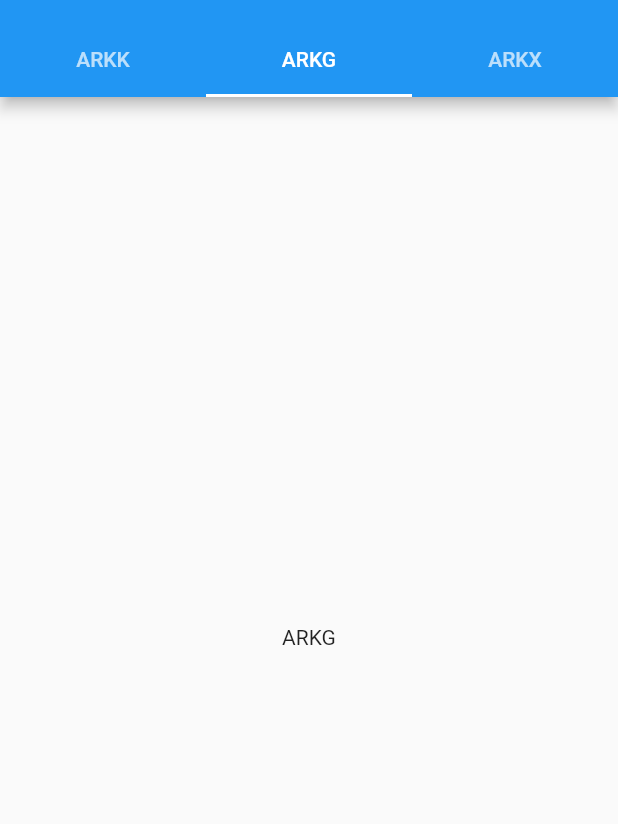
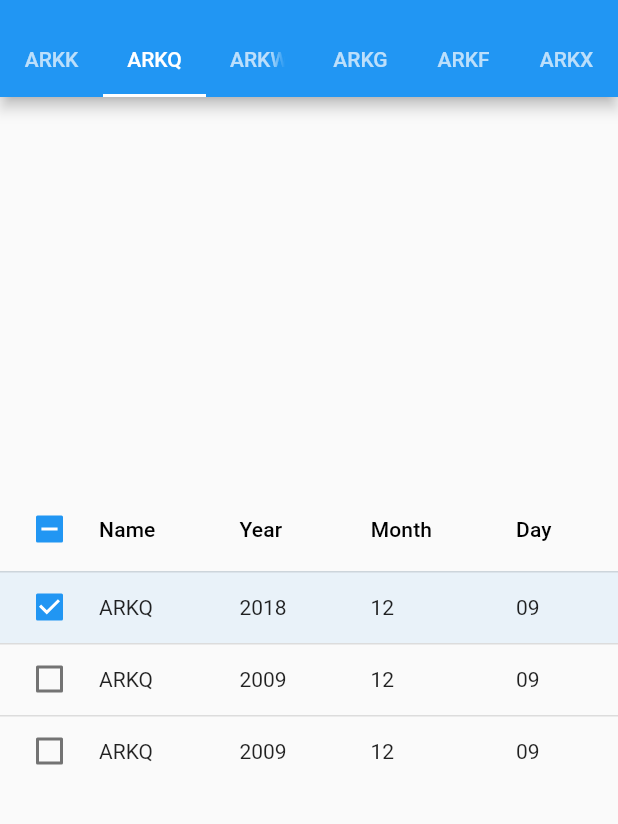
Before and after one commit to mLiXin/flutter_ark_track, a Flutter app: the screen it shows after launch, tab 2 chosen, on a phone screen of 412 x 824 dp, the part 59-883 px from its top. Run offline on Flutter 3.47's test engine with Material 2 defaults, Android fonts, the phone set to English and light mode, and no system bars.

Commit message:
feat：架子

```diff
--- /dev/null
+++ b/lib/data/static/page_data.dart
@@ -0,0 +1 @@
+const List FUND_LIST = ["ARKK","ARKQ","ARKW","ARKG","ARKF","ARKX"];
--- a/lib/module/home_page.dart
+++ b/lib/module/home_page.dart
@@ -1,5 +1,5 @@
 import 'package:flutter/material.dart';
-import 'package:responsive_builder/responsive_builder.dart';
+import 'package:flutter_ark_track/data/static/page_data.dart';
 
 class HomePage extends StatefulWidget {
   @override
@@ -13,28 +13,41 @@
 
   @override
   Widget build(BuildContext context) {
-    return ResponsiveBuilder(
-      builder: (context,sizeIndexformation) {
-        if (sizeIndexformation.isTablet) {
-          return Center(child: Text("you are web"),);
-        } else {
     return DefaultTabController(
-            length: 3,
+      length: FUND_LIST.length,
       child: Scaffold(
         appBar: AppBar(
           title: Text("Track Demo"),
           centerTitle: true,
           bottom: TabBar(
-                  tabs: [
-                    Tab(text: "ARKK",),
-                    Tab(text: "ARKG",),
-                    Tab(text: "ARKX",),
-                  ],
+            tabs: _generateTabs(),
           ),
         ),
         body: TabBarView(
-                children: [
-                  Center(
+          children: _generateTabBarViews(),
+        ),
+      ),
+    );
+  }
+
+  List<Widget> _generateTabs() {
+    List<Widget> result = [];
+    for(String item in FUND_LIST) {
+      result.add(Tab(text: item,));
+    }
+    return result;
+  }
+
+  List<Widget> _generateTabBarViews() {
+    List<Widget> result = [];
+    for(String item in FUND_LIST) {
+      result.add(_getContent(item));
+    }
+    return result;
+  }
+
+  Widget _getContent(String fundName) {
+    return Center(
       child: SingleChildScrollView(
         scrollDirection: Axis.horizontal,
         child: DataTable(
@@ -60,7 +73,7 @@
                   }
                 },
                 cells: [
-                                DataCell(Text("Dash")),
+                  DataCell(Text(fundName)),
                   DataCell(Text("2018")),
                   DataCell(Text("12")),
                   DataCell(Text("09")),
@@ -78,7 +91,7 @@
                   }
                 },
                 cells: [
-                                DataCell(Text("Gopher")),
+                  DataCell(Text(fundName)),
                   DataCell(Text("2009")),
                   DataCell(Text("12")),
                   DataCell(Text("09")),
@@ -96,7 +109,7 @@
                   }
                 },
                 cells: [
-                                DataCell(Text("Gopher")),
+                  DataCell(Text(fundName)),
                   DataCell(Text("2009")),
                   DataCell(Text("12")),
                   DataCell(Text("09")),
@@ -107,15 +120,6 @@
           ],
         ),
       ),
-                  ),
-                  Center(child: Text("ARKG")),
-                  Center(child: Text("ARKX"))
-                ],
-              ),
-            ),
-          );
-        }
-      } ,
     );
   }
 }
```
Lines whose indentation alone changed are shown as unchanged.
